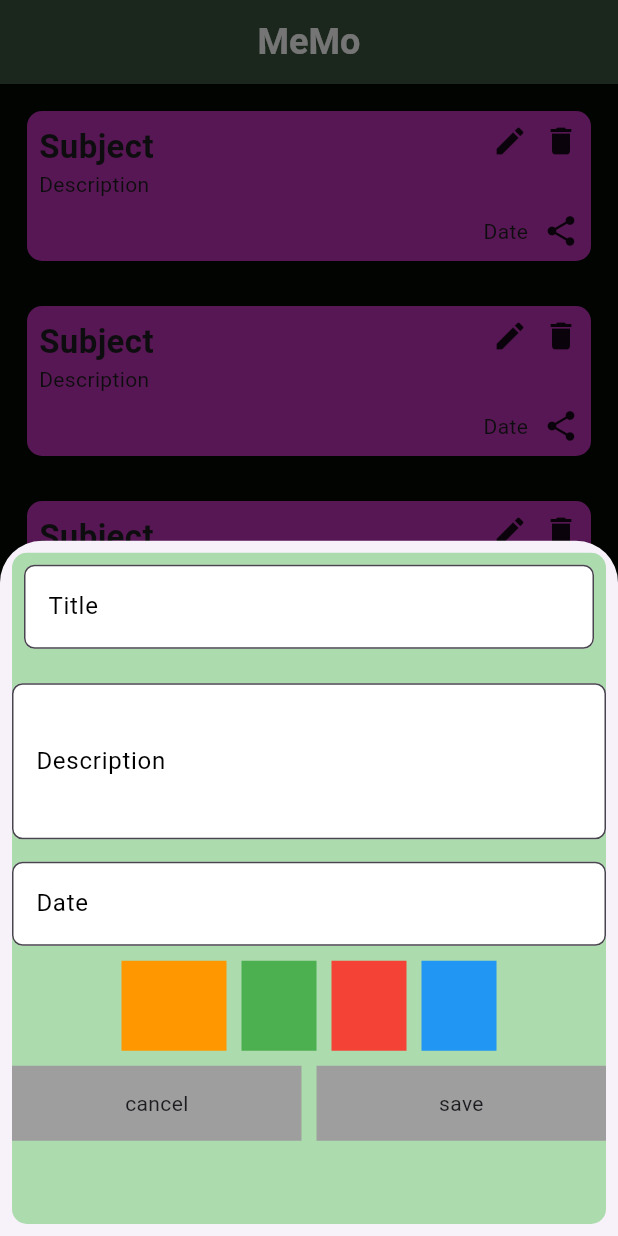
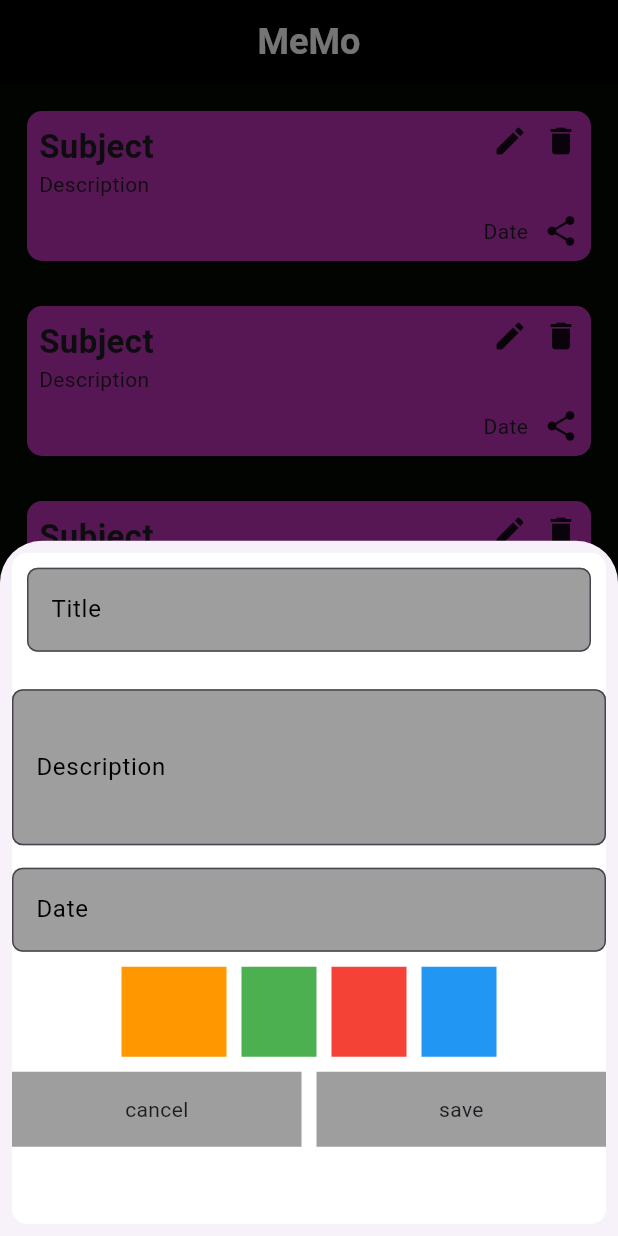
Before and after one commit to nyouibou/essay, a Flutter app: the screen it shows after launch, after a tap on the "add" icon, on a phone screen of 412 x 824 dp. Run offline on Flutter 3.47's test engine with Material 3 defaults, Android fonts, the phone set to English and light mode, and no system bars.

Commit message:
sheet updates

```diff
--- a/lib/view/Homepage/homepage.dart
+++ b/lib/view/Homepage/homepage.dart
@@ -17,9 +17,9 @@ class _HomescreenState extends State<Homescreen> {
   @override
   Widget build(BuildContext context) {
     return Scaffold(
-      //backgroundColor: Colorconstants.backgroundColor,
+      backgroundColor: Colors.black,
       appBar: AppBar(
-        backgroundColor: Colorconstants.appbar,
+        backgroundColor: Colors.black,
         title: Text(
           "MeMo",
           style: TextStyle(
@@ -41,7 +41,6 @@ class _HomescreenState extends State<Homescreen> {
               itemCount: 4),
         ),
       ),
-
       floatingActionButton: FloatingActionButton(
         onPressed: () {
           showModalBottomSheet(
--- a/lib/view/Homepage/widgets/bottomsheet.dart
+++ b/lib/view/Homepage/widgets/bottomsheet.dart
@@ -18,14 +18,13 @@ class _BottomsheetcustomcardState extends State<Bottomsheetcustomcard> {
     return StatefulBuilder(
       builder: (context, bottomsetState) => Container(
         decoration: BoxDecoration(
-            color: Colorconstants.lightgreen,
-            borderRadius: BorderRadius.circular(10)),
+            color: Colors.white, borderRadius: BorderRadius.circular(10)),
         child: Column(children: [
           Padding(
-            padding: const EdgeInsets.all(8.0),
+            padding: const EdgeInsets.all(10),
             child: TextField(
               decoration: InputDecoration(
-                fillColor: Colors.white,
+                fillColor: Colors.grey,
                 filled: true,
                 label: Text(
                   "Title",
@@ -43,7 +42,7 @@ class _BottomsheetcustomcardState extends State<Bottomsheetcustomcard> {
           TextField(
             maxLines: 3,
             decoration: InputDecoration(
-              fillColor: Colors.white,
+              fillColor: Colors.grey,
               filled: true,
               label: Text(
                 "Description",
@@ -59,7 +58,7 @@ class _BottomsheetcustomcardState extends State<Bottomsheetcustomcard> {
           SizedBox(height: 15),
           TextField(
             decoration: InputDecoration(
-              fillColor: Colors.white,
+              fillColor: Colors.grey,
               filled: true,
               label: Text(
                 "Date",
```
